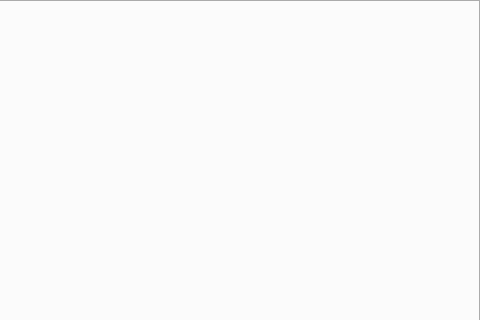
Old version of the form dc_motor_pc.ui in the repository ahmetcihan/pendulum_controller; both pictures show x 320 to 800 and y 0 to 320 of the 800 by 480 pixel window.
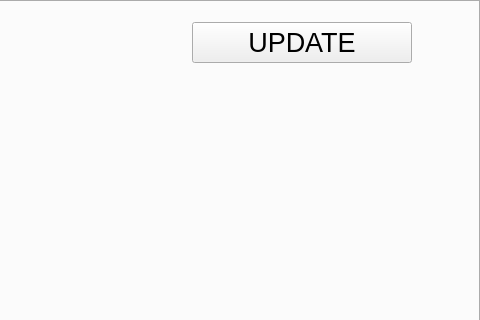
New version of the form. The open tabs and pages were chosen to show the change.

What changed in the file:
```diff
--- a/dc_motor_pc.ui
+++ b/dc_motor_pc.ui
@@ -15417,6 +15417,24 @@
          <set>Qt::AlignLeading|Qt::AlignLeft|Qt::AlignVCenter</set>
         </property>
        </widget>
+       <widget class="QPushButton" name="pushButton_update_device">
+        <property name="geometry">
+         <rect>
+          <x>510</x>
+          <y>20</y>
+          <width>220</width>
+          <height>41</height>
+         </rect>
+        </property>
+        <property name="font">
+         <font>
+          <pointsize>20</pointsize>
+         </font>
+        </property>
+        <property name="text">
+         <string>UPDATE</string>
+        </property>
+       </widget>
       </widget>
      </widget>
      <widget class="QPushButton" name="pushButton_go_admin_screen">
```
Left out of the diff: 2 changed lines with no effect on the pictures.
